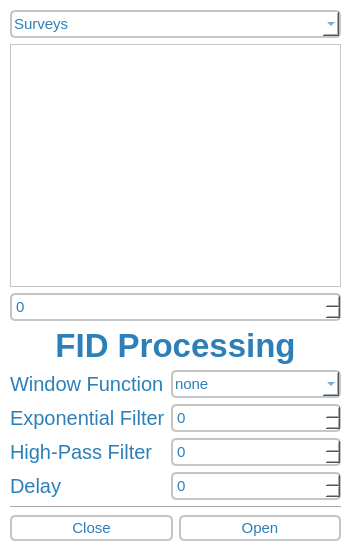
laserkelvin/FTSpecViewer, file Qt/ScanChooser.ui: the form before one commit.
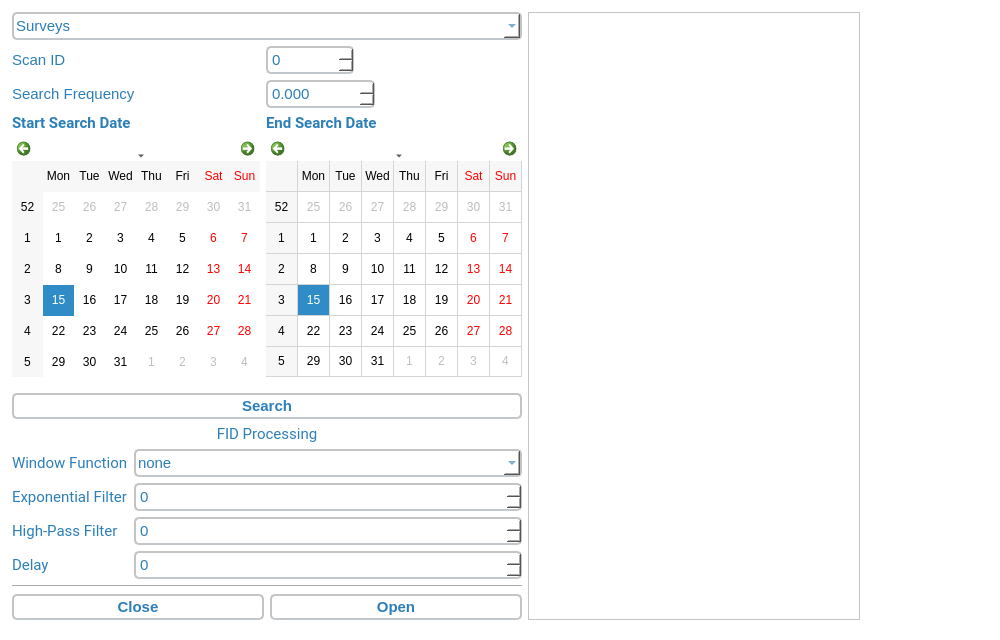
The form after the commit.

Diff of the .ui file:
```diff
--- a/Qt/ScanChooser.ui
+++ b/Qt/ScanChooser.ui
@@ -6,20 +6,26 @@
    <rect>
     <x>0</x>
     <y>0</y>
-    <width>352</width>
-    <height>551</height>
+    <width>1000</width>
+    <height>640</height>
    </rect>
   </property>
+  <property name="sizePolicy">
+   <sizepolicy hsizetype="Preferred" vsizetype="Preferred">
+    <horstretch>0</horstretch>
+    <verstretch>0</verstretch>
+   </sizepolicy>
+  </property>
   <property name="minimumSize">
    <size>
-    <width>352</width>
-    <height>551</height>
+    <width>1000</width>
+    <height>640</height>
    </size>
   </property>
   <property name="maximumSize">
    <size>
-    <width>352</width>
-    <height>551</height>
+    <width>1000</width>
+    <height>640</height>
    </size>
   </property>
   <property name="windowTitle">
@@ -27,21 +33,56 @@
   </property>
   <property name="styleSheet">
    <string notr="true">QMainWindow {
- background-color: #ffffff
+ background-color: #ffffff;
+ font-family: 'Roboto', sans-serif
 }
 
 QMenuBar {
  background-color: #ffffff;
- color: #ffffff
+ color: #ffffff;
+ font-family: 'Roboto', sans-serif
 }
 
 QMenuBar::item {
  background: transparent;
+ color: #2c7fb8;
  border-radius: 4px;
 }
 
 QMenuBar::item:selected {
- background: #E37222
+ background: #edf8b1;
+ color: #2c7fb8
+}
+
+QPushButton {
+ background-color: #FFFFFF;
+border-top-left-radius: 5px;
+border-top-right-radius: 5px;
+border-bottom-left-radius: 5px;
+border-bottom-right-radius: 5px;
+border: 1.5px solid #C4C4C3;
+border-bottom-color: #C2C7CB; /* same as the pane color */
+min-width: 10ex;
+padding: 2px;
+font-family: 'Roboto', sans-serif;
+font-weight: 500;
+font-size: 15px;
+color: #2c7fb8;
+}
+
+QCalendarWidget {
+	background-color: #FFFFFF;
+	color: #2c7fb8;
+	font-size: 12px;
+border: 1.5px solid #C4C4C3;
+border-bottom-color: #C2C7CB; /* same as the pane color */
+border-top-left-radius: 5px;
+border-top-right-radius: 5px;
+border-bottom-left-radius: 5px;
+border-bottom-right-radius: 5px;
+min-width: 10ex;
+padding: 2px;
+font-family: 'Roboto', sans-serif
 }
 
 QWidget {
@@ -53,7 +94,9 @@
 }
 
 QLabel {
-color: #2c7fb8
+color: #2c7fb8;
+font-family: 'Roboto', sans-serif;
+font-size: 15px
 }
 
 QDoubleSpinBox {
@@ -68,6 +111,7 @@
 border-bottom-right-radius: 5px;
 min-width: 10ex;
 padding: 2px;
+font-family: 'Roboto', sans-serif
 }
 
 QSpinBox {
@@ -82,6 +126,7 @@
 border-bottom-right-radius: 5px;
 min-width: 10ex;
 padding: 2px;
+font-family: 'Roboto', sans-serif
 }
 
 QComboBox {
@@ -96,6 +141,7 @@
 border-bottom-right-radius: 5px;
 min-width: 8ex;
 padding: 2px;
+font-family: 'Roboto', sans-serif
 }
 
 QTabWidget::pane { /* The tab widget frame */
@@ -114,10 +160,13 @@
 border-top-right-radius: 4px;
 min-width: 8ex;
 padding: 2px;
+font-family: 'Roboto', sans-serif
 }
 QTabBar::tab:selected, QTabBar::tab:hover {
 background: #edf8b1;
-color: #2c7fb8
+color: #2c7fb8;
+font-family: 'Roboto';
+font-weight: 600
 }
 QTabBar::tab:selected {
 border-color: #edf8b1;
@@ -125,31 +174,22 @@
 }
 QTabBar::tab:!selected {
 margin-top: 2px; /* make non-selected tabs look smaller */
-}
-
-QPushButton {
-	background-color: #FFFFFF;
-	color: #2c7fb8;
-	font-size: 15px;
-border: 1.5px solid #C4C4C3;
-border-bottom-color: #C2C7CB; /* same as the pane color */
-border-top-left-radius: 5px;
-border-top-right-radius: 5px;
-border-bottom-left-radius: 5px;
-border-bottom-right-radius: 5px;
-min-width: 10ex;
-padding: 2px;
 }</string>
   </property>
   <widget class="QWidget" name="verticalLayoutWidget">
    <property name="geometry">
     <rect>
-     <x>10</x>
-     <y>10</y>
-     <width>331</width>
-     <height>531</height>
+     <x>12</x>
+     <y>12</y>
+     <width>848</width>
+     <height>608</height>
     </rect>
    </property>
+   <layout class="QHBoxLayout" name="horizontalLayout_3">
+    <property name="rightMargin">
+     <number>0</number>
+    </property>
+    <item>
    <layout class="QVBoxLayout" name="verticalLayout">
     <item>
      <widget class="QComboBox" name="comboBoxScanChooser">
@@ -171,19 +211,28 @@
      </widget>
     </item>
     <item>
-     <widget class="QTableWidget" name="tableWidgetScanChooser">
-      <property name="font">
-       <font>
-        <pointsize>15</pointsize>
-       </font>
-      </property>
-      <property name="toolTip">
-       <string>Specify the scan/batch number</string>
+       <layout class="QFormLayout" name="formLayout">
+        <item row="1" column="0">
+         <widget class="QLabel" name="label">
+          <property name="text">
+           <string>Scan ID</string>
       </property>
      </widget>
     </item>
-    <item>
+        <item row="1" column="1">
      <widget class="QSpinBox" name="spinBoxBatchNumber">
+          <property name="sizePolicy">
+           <sizepolicy hsizetype="Fixed" vsizetype="Fixed">
+            <horstretch>0</horstretch>
+            <verstretch>0</verstretch>
+           </sizepolicy>
+          </property>
+          <property name="minimumSize">
+           <size>
+            <width>88</width>
+            <height>0</height>
+           </size>
+          </property>
       <property name="toolTip">
        <string>Specify the batch/scan number</string>
       </property>
@@ -195,6 +244,110 @@
       </property>
      </widget>
     </item>
+        <item row="2" column="1">
+         <widget class="QDoubleSpinBox" name="doubleSpinBoxSearchFreq">
+          <property name="sizePolicy">
+           <sizepolicy hsizetype="Fixed" vsizetype="Fixed">
+            <horstretch>0</horstretch>
+            <verstretch>0</verstretch>
+           </sizepolicy>
+          </property>
+          <property name="minimumSize">
+           <size>
+            <width>88</width>
+            <height>0</height>
+           </size>
+          </property>
+          <property name="decimals">
+           <number>3</number>
+          </property>
+          <property name="maximum">
+           <double>100000.000000000000000</double>
+          </property>
+         </widget>
+        </item>
+        <item row="4" column="1">
+         <widget class="QCalendarWidget" name="calendarWidgetEndDate">
+          <property name="sizePolicy">
+           <sizepolicy hsizetype="Fixed" vsizetype="Fixed">
+            <horstretch>0</horstretch>
+            <verstretch>0</verstretch>
+           </sizepolicy>
+          </property>
+          <property name="maximumSize">
+           <size>
+            <width>400</width>
+            <height>400</height>
+           </size>
+          </property>
+          <property name="gridVisible">
+           <bool>true</bool>
+          </property>
+         </widget>
+        </item>
+        <item row="2" column="0">
+         <widget class="QLabel" name="label_2">
+          <property name="text">
+           <string>Search Frequency</string>
+          </property>
+         </widget>
+        </item>
+        <item row="4" column="0">
+         <widget class="QCalendarWidget" name="calendarWidgetStartDate">
+          <property name="toolTip">
+           <string>Start Date</string>
+          </property>
+         </widget>
+        </item>
+        <item row="3" column="1">
+         <widget class="QLabel" name="label_3">
+          <property name="font">
+           <font>
+            <family>Roboto,sans-serif</family>
+            <pointsize>-1</pointsize>
+            <weight>75</weight>
+            <bold>true</bold>
+           </font>
+          </property>
+          <property name="text">
+           <string>End Search Date</string>
+          </property>
+         </widget>
+        </item>
+        <item row="3" column="0">
+         <widget class="QLabel" name="label_4">
+          <property name="font">
+           <font>
+            <family>Roboto,sans-serif</family>
+            <pointsize>-1</pointsize>
+            <weight>75</weight>
+            <bold>true</bold>
+           </font>
+          </property>
+          <property name="text">
+           <string>Start Search Date</string>
+          </property>
+         </widget>
+        </item>
+       </layout>
+      </item>
+      <item>
+       <layout class="QHBoxLayout" name="horizontalLayout_2">
+        <property name="topMargin">
+         <number>10</number>
+        </property>
+        <item>
+         <widget class="QPushButton" name="pushButtonSearchFreq">
+          <property name="toolTip">
+           <string>Search for a specified frequency in the survey/batch.</string>
+          </property>
+          <property name="text">
+           <string>Search</string>
+          </property>
+         </widget>
+        </item>
+       </layout>
+      </item>
     <item>
      <widget class="QLabel" name="label_5">
       <property name="maximumSize">
@@ -205,9 +358,8 @@
       </property>
       <property name="font">
        <font>
-        <pointsize>25</pointsize>
-        <weight>75</weight>
-        <bold>true</bold>
+          <family>Roboto,sans-serif</family>
+          <pointsize>-1</pointsize>
        </font>
       </property>
       <property name="text">
@@ -224,7 +376,8 @@
        <widget class="QLabel" name="label_7">
         <property name="font">
          <font>
-          <pointsize>15</pointsize>
+            <family>Roboto,sans-serif</family>
+            <pointsize>-1</pointsize>
          </font>
         </property>
         <property name="text">
@@ -279,7 +432,8 @@
        <widget class="QLabel" name="label_8">
         <property name="font">
          <font>
-          <pointsize>15</pointsize>
+            <family>Roboto,sans-serif</family>
+            <pointsize>-1</pointsize>
          </font>
         </property>
         <property name="text">
@@ -320,7 +474,8 @@
        <widget class="QLabel" name="label_10">
         <property name="font">
          <font>
-          <pointsize>15</pointsize>
+            <family>Roboto,sans-serif</family>
+            <pointsize>-1</pointsize>
          </font>
         </property>
         <property name="text">
@@ -345,7 +500,8 @@
        <widget class="QLabel" name="label_9">
         <property name="font">
          <font>
-          <pointsize>15</pointsize>
+            <family>Roboto,sans-serif</family>
+            <pointsize>-1</pointsize>
          </font>
         </property>
         <property name="text">
@@ -390,9 +546,21 @@
      </layout>
     </item>
    </layout>
-  </widget>
-  <zorder>label_9</zorder>
-  <zorder>verticalLayoutWidget</zorder>
+    </item>
+    <item>
+     <widget class="QTableWidget" name="tableWidgetScanChooser">
+      <property name="font">
+       <font>
+        <pointsize>15</pointsize>
+       </font>
+      </property>
+      <property name="toolTip">
+       <string>Lists the scan numbers that satisfy the search conditions.</string>
+      </property>
+     </widget>
+    </item>
+   </layout>
+  </widget>
  </widget>
  <resources/>
  <connections/>
```
Left out of the diff: 2 changed lines with no effect on the pictures. Lines whose indentation alone changed are shown as unchanged.
